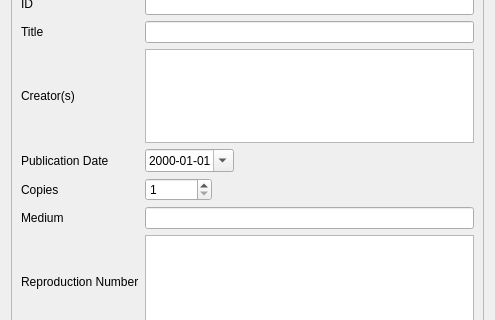
This is UI/photograph.ui in textbrowser/biblioteq as Qt 5 draws it before an edit; both pictures show x 0 to 495 and y 262 to 582 of the 495 by 1095 pixel window. The edited form follows.
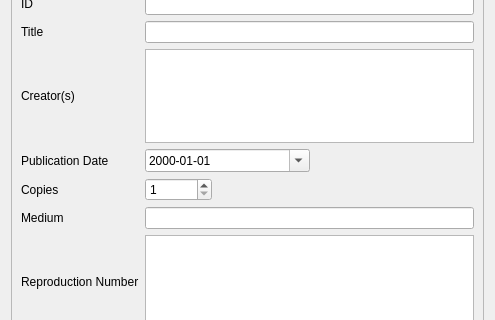
This is the edited form. Icons and pictures are not drawn. Custom widgets are drawn as their Qt base class.

The edit to the form file:
```diff
--- a/UI/photograph.ui
+++ b/UI/photograph.ui
@@ -106,6 +106,12 @@
           <layout class="QHBoxLayout" name="_3">
            <item>
             <widget class="QDateEdit" name="publication_date">
+             <property name="sizePolicy">
+              <sizepolicy hsizetype="Expanding" vsizetype="Fixed">
+               <horstretch>0</horstretch>
+               <verstretch>0</verstretch>
+              </sizepolicy>
+             </property>
              <property name="displayFormat">
               <string>yyyy-MM-dd</string>
              </property>
```
